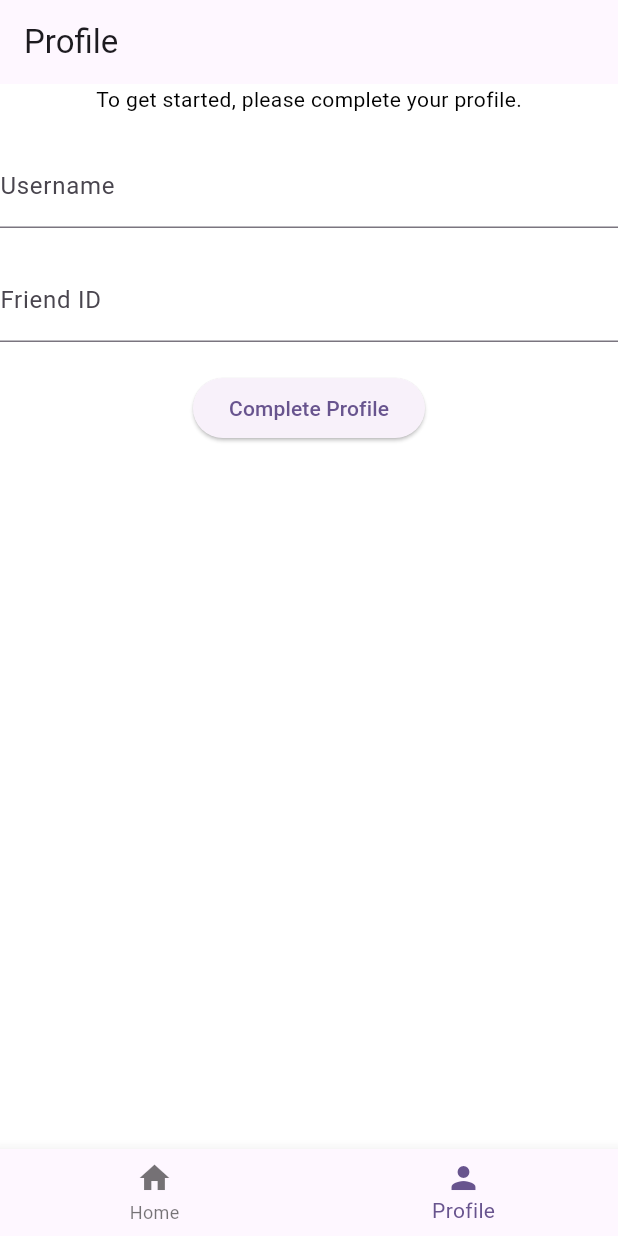
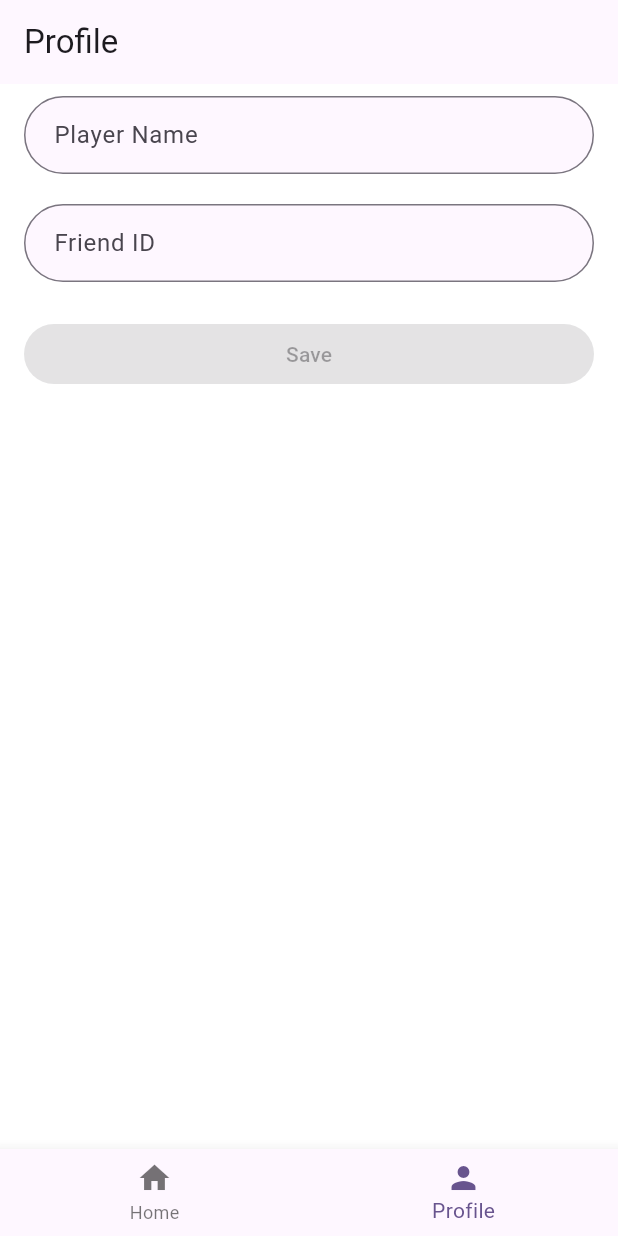
Before and after one commit to kristianskogberg/tcgp-trading-app-flutter, a Flutter app: the screen it shows once a user with an empty profile is signed in, item 2 of the bottom bar chosen, on a phone screen of 412 x 824 dp. Run offline on Flutter 3.47's test engine with Material 3 defaults, Android fonts, the phone set to English and light mode, and no system bars; our stand-ins replace flutter_dotenv, palette_generator, shared_preferences, supabase_flutter; accounts and stored records are empty.

Commit message:
improve profile view and add cache to profile data

```diff
--- a/lib/screens/profile_screen.dart
+++ b/lib/screens/profile_screen.dart
@@ -1,8 +1,8 @@
 import 'package:flutter/material.dart';
 import 'package:flutter/services.dart';
 import 'package:tcgp_trading_app/auth/profile_service.dart';
-import 'package:tcgp_trading_app/screens/home_screen.dart';
 import 'package:tcgp_trading_app/screens/main_screen.dart';
+import 'package:tcgp_trading_app/utils/text_input_field.dart';
 
 class ProfileScreen extends StatefulWidget {
   const ProfileScreen({super.key});
@@ -15,13 +15,39 @@ class _ProfileScreenState extends State<ProfileScreen> {
   final _usernameController = TextEditingController();
   final _friendIdController = TextEditingController();
   final _profileService = ProfileService();
-  String? _errorMessage;
+
+  String? _usernameErrorMessage;
+  String? _friendIdErrorMessage;
+  bool _loading = true;
+  bool _saving = false;
 
   @override
   void initState() {
     super.initState();
     _usernameController.addListener(_clearErrorMessage);
     _friendIdController.addListener(_clearErrorMessage);
+    _loadProfile();
+  }
+
+  Future<void> _loadProfile() async {
+    try {
+      final profile = await _profileService.getProfile();
+      if (profile != null && mounted) {
+        if (_usernameController.text.isEmpty) {
+          _usernameController.text = profile['username'] ?? '';
+        }
+        if (_friendIdController.text.isEmpty) {
+          _friendIdController.text = profile['friend_id'] ?? '';
+        }
+      }
+    } catch (e) {
+      if (mounted) {
+        ScaffoldMessenger.of(context)
+            .showSnackBar(SnackBar(content: Text('Load failed: $e')));
+      }
+    } finally {
+      if (mounted) setState(() => _loading = false);
+    }
   }
 
   @override
@@ -32,84 +58,116 @@ class _ProfileScreenState extends State<ProfileScreen> {
   }
 
   void _clearErrorMessage() {
-    if (_errorMessage != null) {
+    if (_usernameErrorMessage != null || _friendIdErrorMessage != null) {
       setState(() {
-        _errorMessage = null;
+        _usernameErrorMessage = null;
+        _friendIdErrorMessage = null;
       });
     }
   }
 
-  void saveProfile() async {
+  bool _validateInputs() {
     final username = _usernameController.text.trim();
     final friendId = _friendIdController.text.trim();
 
-    if (username.isEmpty || friendId.isEmpty) {
-      setState(() {
-        _errorMessage = 'Username and Friend ID cannot be empty.';
-      });
-      return;
+    String? usernameErr;
+    String? friendIdErr;
+
+    if (username.isEmpty) {
+      usernameErr = "Player Name cannot be empty.";
+    } else if (username.length < 2) {
+      usernameErr = "Min 2 characters.";
     }
 
-    if (friendId.length != 12) {
-      setState(() {
-        _errorMessage = 'Friend ID must be 12 digits long.';
-      });
-      return;
+    if (friendId.isEmpty) {
+      friendIdErr = "Friend ID cannot be empty.";
+    } else if (friendId.length != 12) {
+      friendIdErr = "Friend ID must be 12 digits.";
     }
 
-    try {
-      await _profileService.saveProfile(username: username, friendId: friendId);
     setState(() {
-        _errorMessage = null;
+      _usernameErrorMessage = usernameErr;
+      _friendIdErrorMessage = friendIdErr;
     });
 
-      // navigate to home screen
+    return usernameErr == null && friendIdErr == null;
+  }
+
+  Future<void> saveProfile() async {
+    if (!_validateInputs()) return;
+    setState(() => _saving = true);
+    try {
+      await _profileService.saveProfile(
+        username: _usernameController.text.trim(),
+        friendId: _friendIdController.text.trim(),
+      );
+      // Cache already updated in service.
+      _clearErrorMessage();
       if (mounted) {
         Navigator.of(context).pushReplacement(
-          MaterialPageRoute(builder: (context) => MainScreen()),
+          MaterialPageRoute(builder: (context) => const MainScreen()),
         );
       }
     } catch (e) {
-      setState(() {
-        _errorMessage = e.toString();
-      });
+      if (mounted) {
+        ScaffoldMessenger.of(context)
+            .showSnackBar(SnackBar(content: Text('Profile update failed: $e')));
+      }
+    } finally {
+      if (mounted) setState(() => _saving = false);
     }
   }
 
   @override
   Widget build(BuildContext context) {
+    final formValid = _usernameErrorMessage == null &&
+        _friendIdErrorMessage == null &&
+        _usernameController.text.trim().isNotEmpty &&
+        _friendIdController.text.trim().length == 12;
+
     return Scaffold(
       appBar: AppBar(
-        title: Text('Profile'),
+        title: const Text('Profile'),
       ),
-      body: Column(
+      body: _loading
+          ? const Center(child: CircularProgressIndicator())
+          : Padding(
+              padding: const EdgeInsets.symmetric(horizontal: 16, vertical: 8),
+              child: Column(
                 children: [
-          Text('To get started, please complete your profile.'),
-          if (_errorMessage != null) ...[
-            SizedBox(height: 10),
-            Text(
-              _errorMessage!,
-              style: TextStyle(color: Colors.red),
+                  TextInputField(
+                    controller: _usernameController,
+                    errorText: _usernameErrorMessage,
+                    label: "Player Name",
+                    onChanged: (_) => _validateInputs(),
+                  ),
+                  const SizedBox(height: 20),
+                  TextInputField(
+                    controller: _friendIdController,
+                    errorText: _friendIdErrorMessage,
+                    label: 'Friend ID',
+                    keyboardType: TextInputType.number,
+                    inputFormatters: [FilteringTextInputFormatter.digitsOnly],
+                    maxLength: 12,
+                    onChanged: (_) => _validateInputs(),
+                  ),
+                  const SizedBox(height: 24),
+                  SizedBox(
+                    width: double.infinity,
+                    child: ElevatedButton(
+                      onPressed:
+                          _saving ? null : (formValid ? saveProfile : null),
+                      child: _saving
+                          ? const SizedBox(
+                              height: 18,
+                              width: 18,
+                              child: CircularProgressIndicator(strokeWidth: 2),
+                            )
+                          : const Text('Save'),
+                    ),
                   ),
                 ],
-          SizedBox(height: 20),
-          TextField(
-            controller: _usernameController,
-            decoration: InputDecoration(labelText: 'Username'),
               ),
-          SizedBox(height: 20),
-          TextField(
-            controller: _friendIdController,
-            decoration: InputDecoration(labelText: 'Friend ID'),
-            inputFormatters: [FilteringTextInputFormatter.digitsOnly],
-            keyboardType: TextInputType.number,
-          ),
-          const SizedBox(height: 20),
-          ElevatedButton(
-            onPressed: saveProfile,
-            child: Text('Complete Profile'),
-          ),
-        ],
             ),
     );
   }
--- /dev/null
+++ b/lib/utils/text_input_field.dart
@@ -0,0 +1,82 @@
+import 'package:flutter/material.dart';
+import 'package:flutter/services.dart';
+
+class TextInputField extends StatelessWidget {
+  final TextEditingController controller;
+  final String label;
+  final String? hint;
+  final TextInputType keyboardType;
+  final List<TextInputFormatter>? inputFormatters;
+  final bool obscureText;
+  final int? maxLength;
+  final String? errorText;
+  final void Function(String)? onChanged;
+  final TextCapitalization textCapitalization;
+  final Widget? prefixIcon;
+  final Widget? suffixIcon;
+  final bool enabled;
+
+  const TextInputField({
+    super.key,
+    required this.controller,
+    required this.label,
+    this.hint,
+    this.keyboardType = TextInputType.text,
+    this.inputFormatters,
+    this.obscureText = false,
+    this.maxLength,
+    this.errorText,
+    this.onChanged,
+    this.textCapitalization = TextCapitalization.none,
+    this.prefixIcon,
+    this.suffixIcon,
+    this.enabled = true,
+  });
+
+  @override
+  Widget build(BuildContext context) {
+    const borderRadiusValue = 32.0;
+    final hasError = (errorText != null && errorText!.isNotEmpty);
+    final colorScheme = Theme.of(context).colorScheme;
+
+    OutlineInputBorder buildBorder(Color color, {double width = 1}) =>
+        OutlineInputBorder(
+          borderRadius: BorderRadius.circular(borderRadiusValue),
+          borderSide: BorderSide(width: width, color: color),
+        );
+
+    final normalColor = colorScheme.outline;
+    final focusColor = colorScheme.primary;
+    final errorColor = colorScheme.error;
+
+    return TextField(
+      controller: controller,
+      keyboardType: keyboardType,
+      inputFormatters: inputFormatters,
+      obscureText: obscureText,
+      maxLength: maxLength,
+      onChanged: onChanged,
+      enabled: enabled,
+      textCapitalization: textCapitalization,
+      decoration: InputDecoration(
+        labelText: label,
+        hintText: hint,
+        errorText: errorText,
+        counterText: '',
+        prefixIcon: prefixIcon,
+        suffixIcon: suffixIcon,
+        filled: true,
+        fillColor: colorScheme.surface,
+        contentPadding:
+            const EdgeInsets.symmetric(horizontal: 16, vertical: 14),
+        // Base borders (these will be swapped automatically, but we force red when error)
+        border: buildBorder(hasError ? errorColor : normalColor),
+        enabledBorder: buildBorder(hasError ? errorColor : normalColor),
+        focusedBorder:
+            buildBorder(hasError ? errorColor : focusColor, width: 2),
+        errorBorder: buildBorder(errorColor),
+        focusedErrorBorder: buildBorder(errorColor, width: 2),
+      ),
+    );
+  }
+}
--- a/pubspec.yaml
+++ b/pubspec.yaml
@@ -37,6 +37,7 @@ dependencies:
   supabase_flutter: ^2.9.1
   flutter_dotenv: ^5.2.1
   palette_generator: ^0.3.3+7
+  shared_preferences: ^2.2.2
 
 dev_dependencies:
   flutter_test:
```
Also changed, not shown: lib/auth/profile_service.dart (+60 -6 lines). Lines whose indentation alone changed are shown as unchanged.
